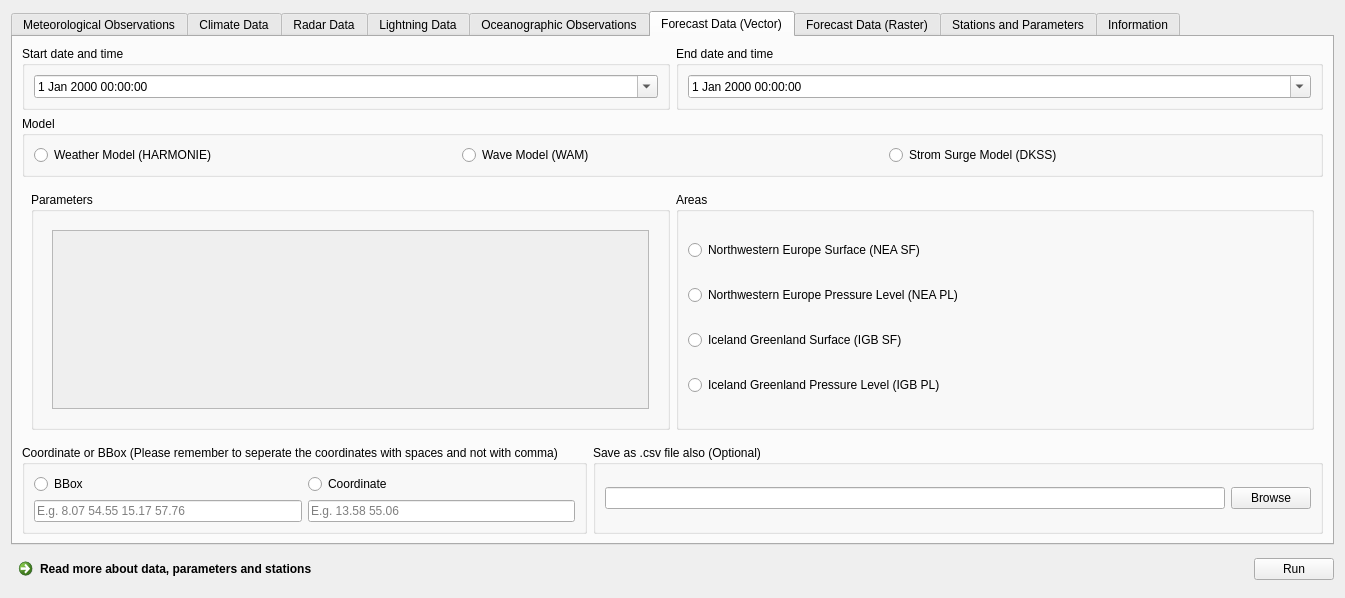
Before: the Qt Designer form DMI_Open_Data_dialog_base.ui in dmidk/Open-Data-QGIS-plugin, drawn with Qt 5.
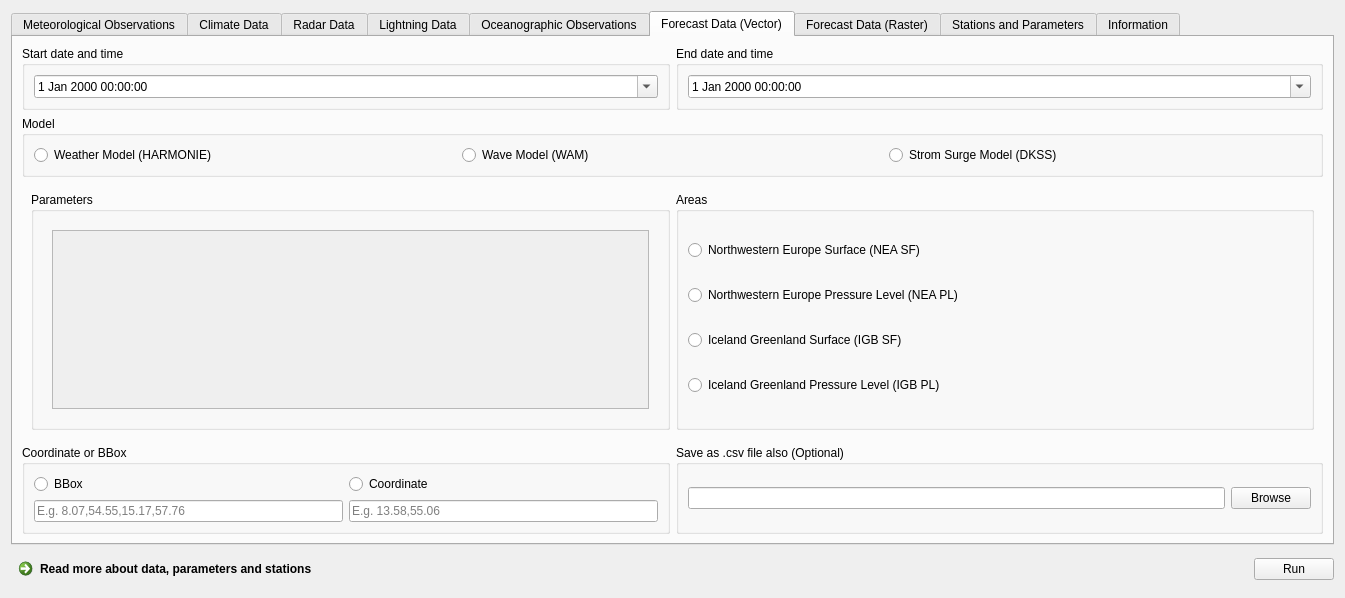
After: the same form once the commit is applied. The open tabs and pages were chosen to show the change.

Commit message:
Comma separation
Comma separation added to the BBOX and the Point.

Diff of the .ui file:
```diff
--- a/DMI_Open_Data_dialog_base.ui
+++ b/DMI_Open_Data_dialog_base.ui
@@ -1580,13 +1580,13 @@
          <item>
           <widget class="QGroupBox" name="groupBox_14">
            <property name="sizePolicy">
-            <sizepolicy hsizetype="Maximum" vsizetype="Preferred">
+            <sizepolicy hsizetype="Minimum" vsizetype="Preferred">
              <horstretch>0</horstretch>
              <verstretch>0</verstretch>
             </sizepolicy>
            </property>
            <property name="title">
-            <string>Coordinate or BBox (Please remember to seperate the coordinates with spaces and not with comma)</string>
+            <string>Coordinate or BBox</string>
            </property>
            <layout class="QHBoxLayout" name="horizontalLayout_35">
             <item>
@@ -1601,7 +1601,7 @@
               <item>
                <widget class="QLineEdit" name="bbox_line">
                 <property name="placeholderText">
-                 <string>E.g. 8.07 54.55 15.17 57.76</string>
+                 <string>E.g. 8.07,54.55,15.17,57.76</string>
                 </property>
                </widget>
               </item>
@@ -1619,7 +1619,7 @@
               <item>
                <widget class="QLineEdit" name="coordi_line">
                 <property name="placeholderText">
-                 <string>E.g. 13.58 55.06</string>
+                 <string>E.g. 13.58,55.06</string>
                 </property>
                </widget>
               </item>
```
Left out of the diff: 2 changed lines with no effect on the pictures. The commit also changes 1 other file.
